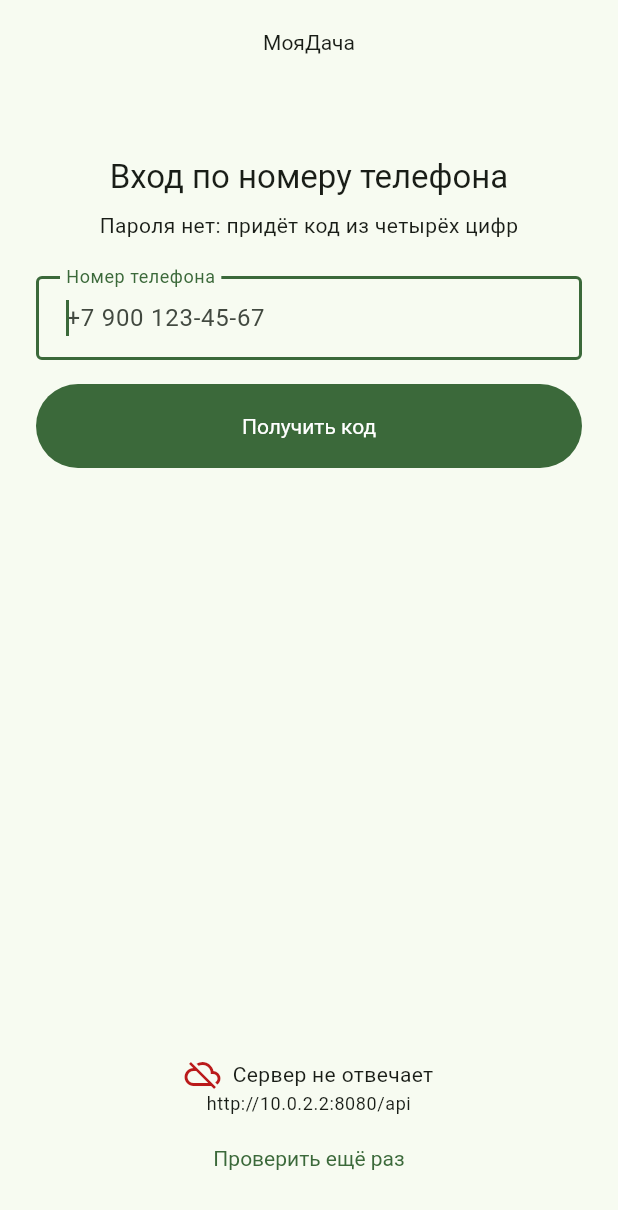
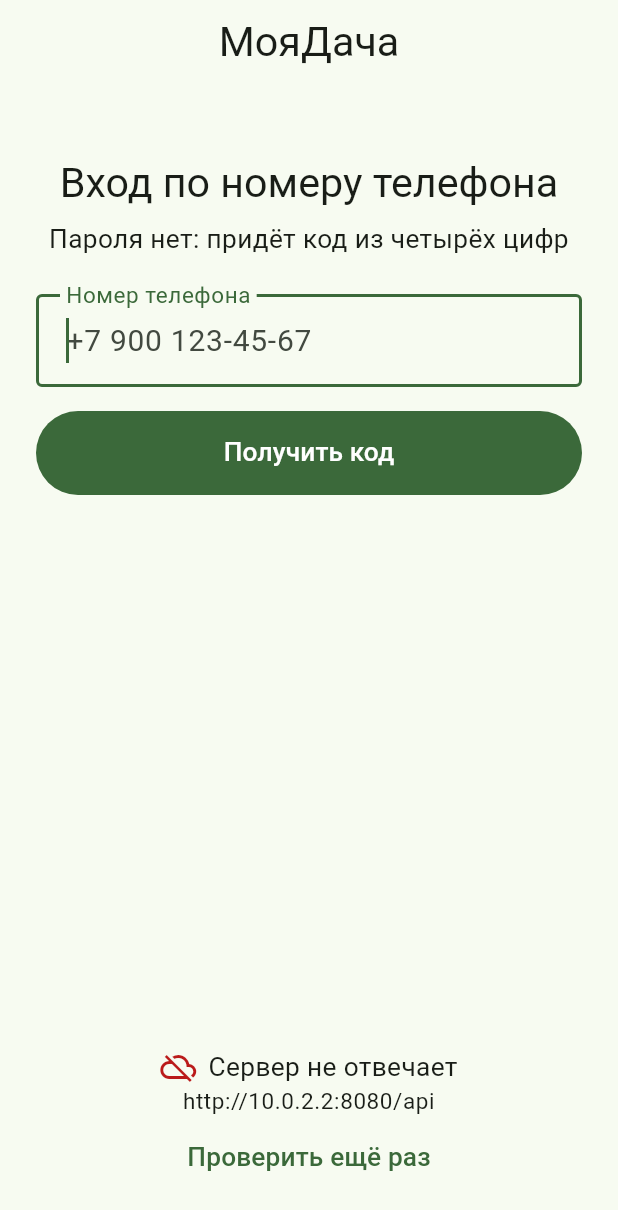
Before and after one commit to gmu-msk/moya_dacha, a Flutter app: the screen it shows after launch, on a phone screen of 412 x 824 dp. Shown: the top 1210 px of the screen. Run offline on Flutter 3.47's test engine with Material 3 defaults, Android fonts, the phone set to English and light mode, and no system bars; our stand-ins replace shared_preferences; accounts and stored records are empty; network calls fail.

Commit message:
Починить тему: приложение падало при запуске
Размеры текста в теме увеличивались через TextTheme.apply, а у стилей
темы размер не проставлен: он появляется только когда MaterialApp
домешивает геометрию под язык. Поэтому apply падал на assert, и
приложение не доходило до первого экрана — прогон сценария показа в
эмуляторе это и поймал.

Теперь увеличивается сама геометрия темы (Typography), то есть весь
текст сразу: основной 17.5, заголовок экрана 27.5, надпись на кнопке
17.5. Размер текста кнопки отдельной настройкой больше не задаётся.

Чтобы такую ошибку не ловить эмулятором, добавлен make app-test:
девять проверок, что экраны собираются в обеих темах и при двукратном
системном шрифте. Это проверка сборки рядом с make app-analyze, а не
второй гейт: поведение по-прежнему проверяют только тесты сервера.

Co-Authored-By: Claude Opus 5 (1M context) <noreply@anthropic.com>
Claude-Session: https://claude.ai/code/session_01X68YuubZKFcoqJxv7xwFUv

```diff
--- a/mobile/lib/theme.dart
+++ b/mobile/lib/theme.dart
@@ -41,25 +41,27 @@ ThemeData appTheme(Brightness brightness) {
     brightness: brightness,
   );
   final base = ThemeData(colorScheme: colorScheme);
-  final textTheme = base.textTheme.apply(fontSizeFactor: _fontScale);
-
-  final buttonSize = ButtonStyle(
-    minimumSize: const WidgetStatePropertyAll(Size(64, _tapTargetHeight)),
-    textStyle: WidgetStatePropertyAll(textTheme.titleMedium),
-  );
 
   return base.copyWith(
-    textTheme: textTheme,
+    // Размеры текста живут в «геометрии» темы, а не в textTheme: в самой
+    // теме размер у стиля не проставлен, он появляется только когда
+    // MaterialApp домешивает геометрию под язык. Поэтому увеличиваем
+    // геометрию — тогда крупнее становится весь текст сразу, включая
+    // заголовки, кнопки и подписи полей.
+    typography: Typography.material2021(
+      platform: base.platform,
+      colorScheme: colorScheme,
+      englishLike: Typography.englishLike2021.apply(fontSizeFactor: _fontScale),
+      dense: Typography.dense2021.apply(fontSizeFactor: _fontScale),
+      tall: Typography.tall2021.apply(fontSizeFactor: _fontScale),
+    ),
     // Стандартная плотность, а не компактная: цели касания не ужимаются.
     visualDensity: VisualDensity.standard,
     materialTapTargetSize: MaterialTapTargetSize.padded,
-    appBarTheme: base.appBarTheme.copyWith(
-      centerTitle: true,
-      titleTextStyle: textTheme.titleLarge,
-    ),
-    filledButtonTheme: FilledButtonThemeData(style: buttonSize),
-    outlinedButtonTheme: OutlinedButtonThemeData(style: buttonSize),
-    textButtonTheme: TextButtonThemeData(style: buttonSize),
+    appBarTheme: base.appBarTheme.copyWith(centerTitle: true),
+    filledButtonTheme: const FilledButtonThemeData(style: _buttonSize),
+    outlinedButtonTheme: const OutlinedButtonThemeData(style: _buttonSize),
+    textButtonTheme: const TextButtonThemeData(style: _buttonSize),
     // Рамка у полей ввода — общая: экран её не повторяет.
     inputDecorationTheme: base.inputDecorationTheme.copyWith(
       border: const OutlineInputBorder(),
@@ -67,3 +69,8 @@ ThemeData appTheme(Brightness brightness) {
     ),
   );
 }
+
+/// Кнопка не ниже [_tapTargetHeight], какой бы короткой ни была надпись.
+const _buttonSize = ButtonStyle(
+  minimumSize: WidgetStatePropertyAll(Size(64, _tapTargetHeight)),
+);
```
Also changed, not shown: 4 other files.
